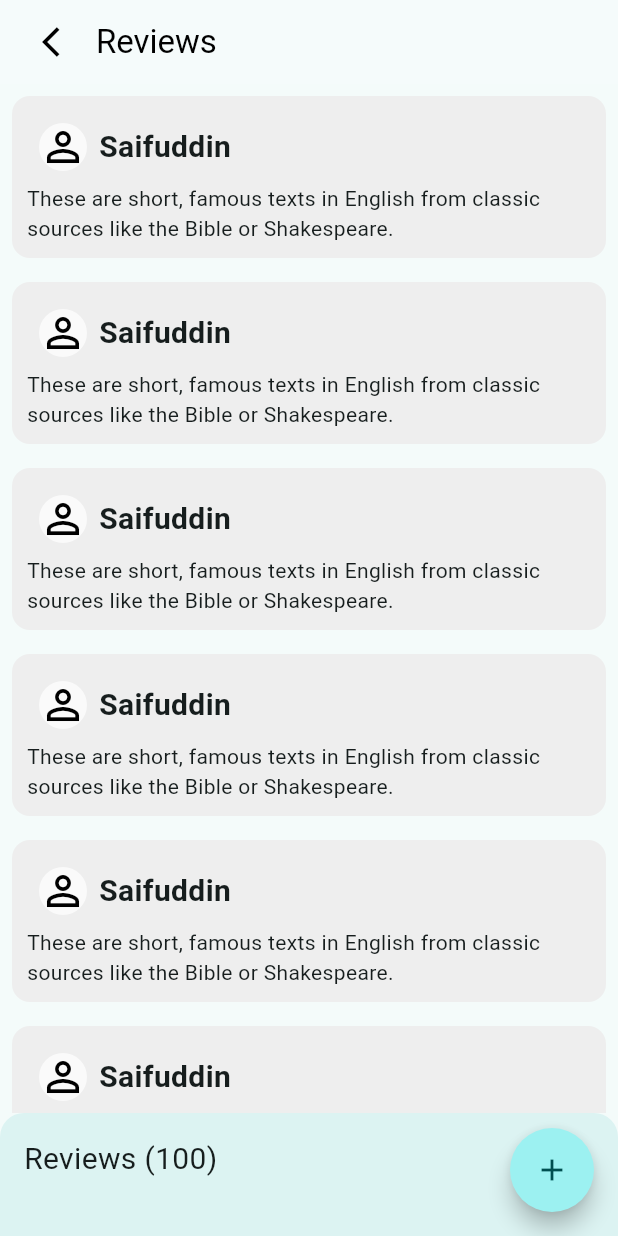
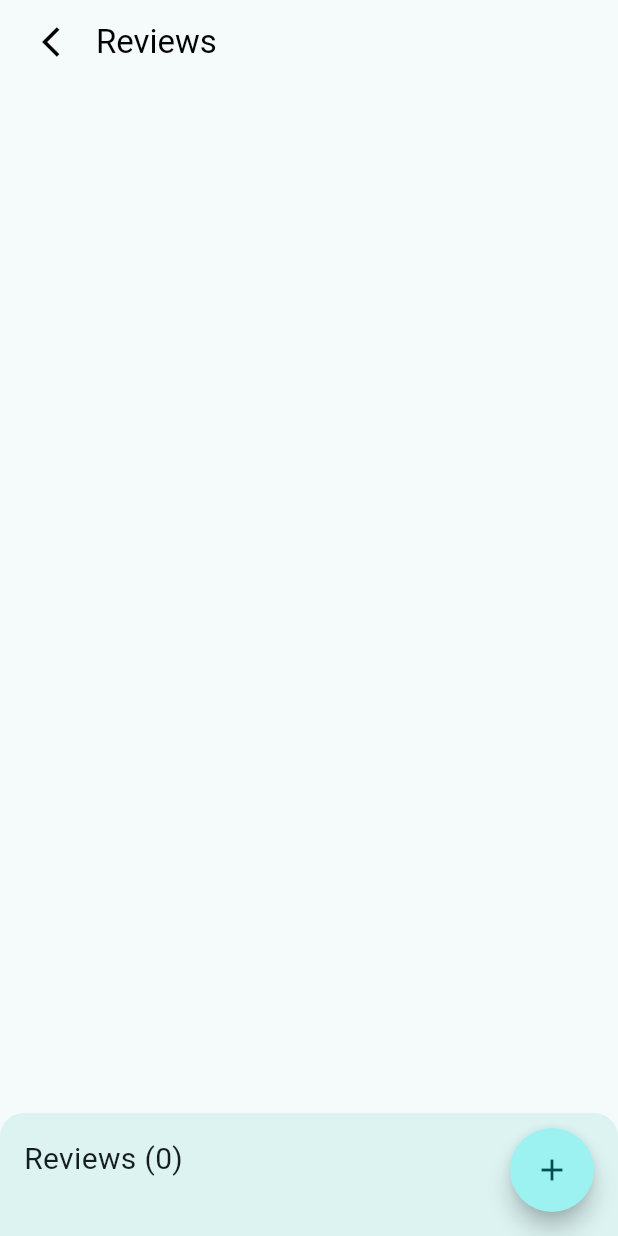
Before and after one commit to hello-saif/crafty_bay, a Flutter app: the ReviewsScreen screen opened directly, on a phone screen of 412 x 824 dp. Run offline on Flutter 3.47's test engine with Material 3 defaults, Android fonts, the phone set to English and light mode, and no system bars; our stand-ins replace cached_network_image, carousel_slider, flutter_svg, get, pin_code_fields, shared_preferences; missing offline and left inert: item_count_number_button; accounts and stored records are empty; network calls fail.

Commit message:
ToDO Work

```diff
--- a/lib/controller_binder.dart
+++ b/lib/controller_binder.dart
@@ -1,5 +1,6 @@
 import 'package:crafty_bay/presentation/state_holders/AddToWishListController.dart';
 import 'package:crafty_bay/presentation/state_holders/CartListController.dart';
+import 'package:crafty_bay/presentation/state_holders/TODO/Review_Controll.dart';
 import 'package:crafty_bay/presentation/state_holders/WishListController.dart';
 import 'package:crafty_bay/presentation/state_holders/add_to_Cart_Controll.dart';
 import 'package:crafty_bay/presentation/state_holders/category_list_controller.dart';
@@ -32,5 +33,7 @@ class ControllerBinder extends Bindings {
     Get.put(AddToWishListController());
     Get.put(WishListController());
     Get.put(CartListController());
+
+    Get.put(ReviewController());
   }
 }
--- /dev/null
+++ b/lib/data/models/Review_model.dart
@@ -0,0 +1,11 @@
+class Review {
+  String firstName;
+  String lastName;
+  String reviewText;
+
+  Review({
+    required this.firstName,
+    required this.lastName,
+    required this.reviewText,
+  });
+}
--- a/lib/presentation/screens/TODO/Review_Screen.dart
+++ b/lib/presentation/screens/TODO/Review_Screen.dart
@@ -1,21 +1,18 @@
 import 'package:flutter/material.dart';
 import 'package:get/get.dart';
-
+import '../../state_holders/TODO/Review_Controll.dart';
 import '../../utility/app_colors.dart';
+import '../main_bottom_nav_bar_screen.dart';
 import '../product_details_screen.dart';
 import 'Create_Reviews_Screens.dart';
 
-
-class ReviewsScreen extends StatefulWidget {
-  const ReviewsScreen({Key? key}) : super(key: key);
+class ReviewsScreen extends StatelessWidget {
+  const ReviewsScreen({super.key});
 
   @override
-  State<ReviewsScreen> createState() => _ReviewsScreenState();
-}
+  Widget build(BuildContext context) {
+    final ReviewController _reviewController = Get.find<ReviewController>();
 
-class _ReviewsScreenState extends State<ReviewsScreen> {
-  @override
-  Widget build(BuildContext context) {
     return Scaffold(
       appBar: AppBar(
         backgroundColor: Colors.white10,
@@ -25,30 +22,29 @@ class _ReviewsScreenState extends State<ReviewsScreen> {
             IconButton(
               icon: const Icon(Icons.arrow_back_ios),
               onPressed: () {
-                Get.to(() =>  const ProductDetailsScreen(productId: 10));
-
+                Get.to(() => const MainBottomNavBarScreen());
               },
             ),
             const Text('Reviews'),
-            const SizedBox(
-                width: 8), // Add some spacing between the text and the button
+            const SizedBox(width: 8), // Add some spacing between the text and the button
           ],
         ),
       ),
       body: Column(
         children: [
           Expanded(
-            child: ListView.builder(
-              itemCount: 6, // Number of items in the list
+            child: Obx(() {
+              return ListView.builder(
+                itemCount: _reviewController.reviews.length,
                 itemBuilder: (context, index) {
+                  final review = _reviewController.reviews[index];
                   return Padding(
                     padding: const EdgeInsets.all(8.0),
                     child: Container(
                       padding: const EdgeInsets.all(10),
                       decoration: BoxDecoration(
                         color: Colors.grey[200], // Set the background color here
-                      borderRadius:
-                      BorderRadius.circular(12), // Add border radius
+                        borderRadius: BorderRadius.circular(12), // Add border radius
                       ),
                       child: Column(
                         crossAxisAlignment: CrossAxisAlignment.start,
@@ -61,36 +57,33 @@ class _ReviewsScreenState extends State<ReviewsScreen> {
                                 },
                                 icon: Container(
                                   decoration: const BoxDecoration(
-                                  color: Colors
-                                      .white70, // Background color of the icon
-                                  shape: BoxShape.circle,
-                                  // Shape of the icon background
+                                    color: Colors.white70, // Background color of the icon
+                                    shape: BoxShape.circle, // Shape of the icon background
                                   ),
                                   child: const Icon(
                                     Icons.person_outline_sharp,
                                     color: Colors.black,
-                                  size: 32,
-                                  // Color of the icon itself
+                                    size: 32, // Color of the icon itself
                                   ),
                                 ),
                               ),
-                            const Text(
-                              'Saifuddin',
-                              style: TextStyle(
+                              Text(
+                                '${review.firstName} ${review.lastName}',
+                                style: const TextStyle(
                                   fontSize: 20,
                                   fontWeight: FontWeight.bold,
                                 ),
                               ),
                             ],
                           ),
-                        const Text(
-                            'These are short, famous texts in English from classic sources like the Bible or Shakespeare.  ')
+                          Text(review.reviewText),
                         ],
                       ),
                     ),
                   );
                 },
-            ),
+              );
+            }),
           ),
           _countReview(),
         ],
@@ -100,14 +93,14 @@ class _ReviewsScreenState extends State<ReviewsScreen> {
           Get.to(() => const CreateReview());
         },
         shape: const CircleBorder(),
-        child: const Icon(
-          Icons.add,
-        ),
+        child: const Icon(Icons.add),
       ),
     );
   }
 
   Widget _countReview() {
+    final ReviewController _reviewController = Get.find<ReviewController>();
+
     return Container(
       padding: const EdgeInsets.all(16),
       decoration: BoxDecoration(
@@ -117,17 +110,19 @@ class _ReviewsScreenState extends State<ReviewsScreen> {
           topRight: Radius.circular(16),
         ),
       ),
-      child: const Row(
+      child: Row(
         mainAxisAlignment: MainAxisAlignment.spaceBetween,
         children: [
-          SizedBox(
+          Obx(() {
+            return SizedBox(
               width: 220,
               height: 50,
               child: Text(
-              'Reviews (100)',
-              style: TextStyle(fontSize: 20),
+                'Reviews (${_reviewController.reviews.length})',
+                style: const TextStyle(fontSize: 20),
               ),
-          ),
+            );
+          }),
         ],
       ),
     );
--- a/lib/presentation/screens/home_screen.dart
+++ b/lib/presentation/screens/home_screen.dart
@@ -175,6 +175,7 @@ class _HomeScreenState extends State<HomeScreen> {
 
   AppBar _buildAppBar() {
     return AppBar(
+      automaticallyImplyLeading: false,
       title: SvgPicture.asset(AssetsPath.appNavLogoSvg),
       actions: [
         AppBarIconButton(
--- a/lib/presentation/state_holders/CartListController.dart
+++ b/lib/presentation/state_holders/CartListController.dart
@@ -7,6 +7,8 @@ import '../../data/models/cart_item.dart';
 import '../../data/models/cart_list_model.dart';
 
 class CartListController extends GetxController {
+
+
   bool _inProgress = false;
   String _errorMessage = '';
   List<CartItemModel> _cartList = [];
--- a/lib/presentation/state_holders/TODO/Review_Controll.dart
+++ b/lib/presentation/state_holders/TODO/Review_Controll.dart
@@ -0,0 +1,10 @@
+import 'package:get/get.dart';
+import '../../../data/models/Review_model.dart';
+
+class ReviewController extends GetxController {
+  var reviews = <Review>[].obs;
+
+  void addReview(Review review) {
+    reviews.add(review);
+  }
+}
```
Also changed, not shown: lib/presentation/screens/TODO/Create_Reviews_Screens.dart (+20 -20 lines), lib/presentation/screens/product_details_screen.dart (+20 -8 lines). Lines whose indentation alone changed are shown as unchanged.
